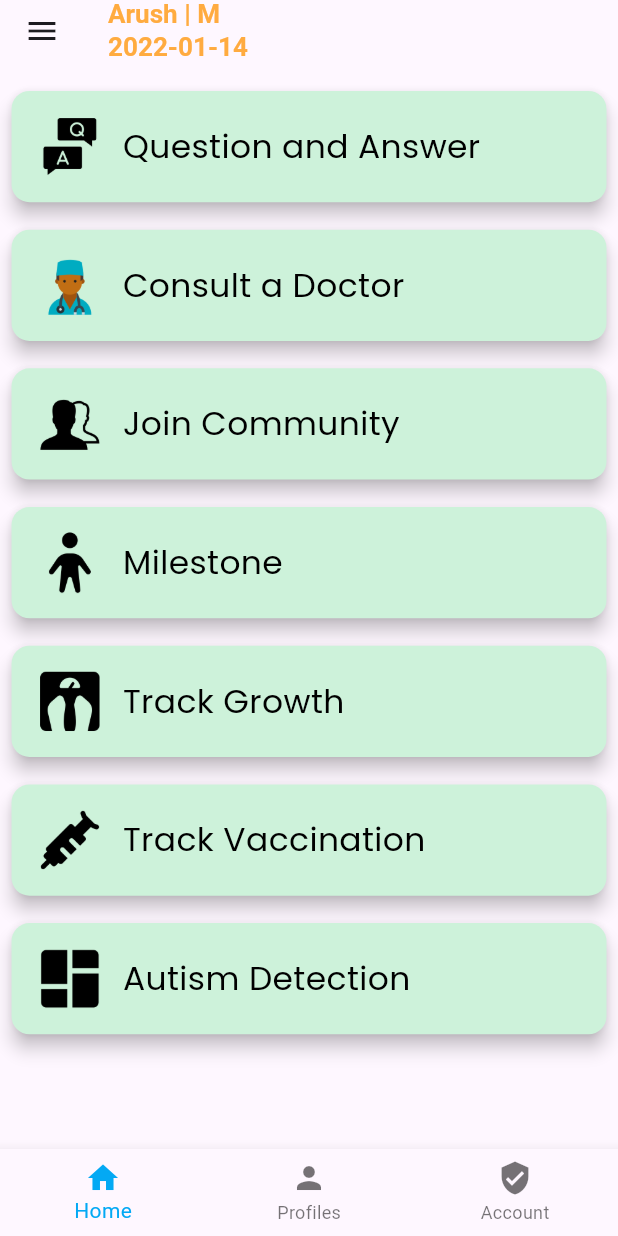
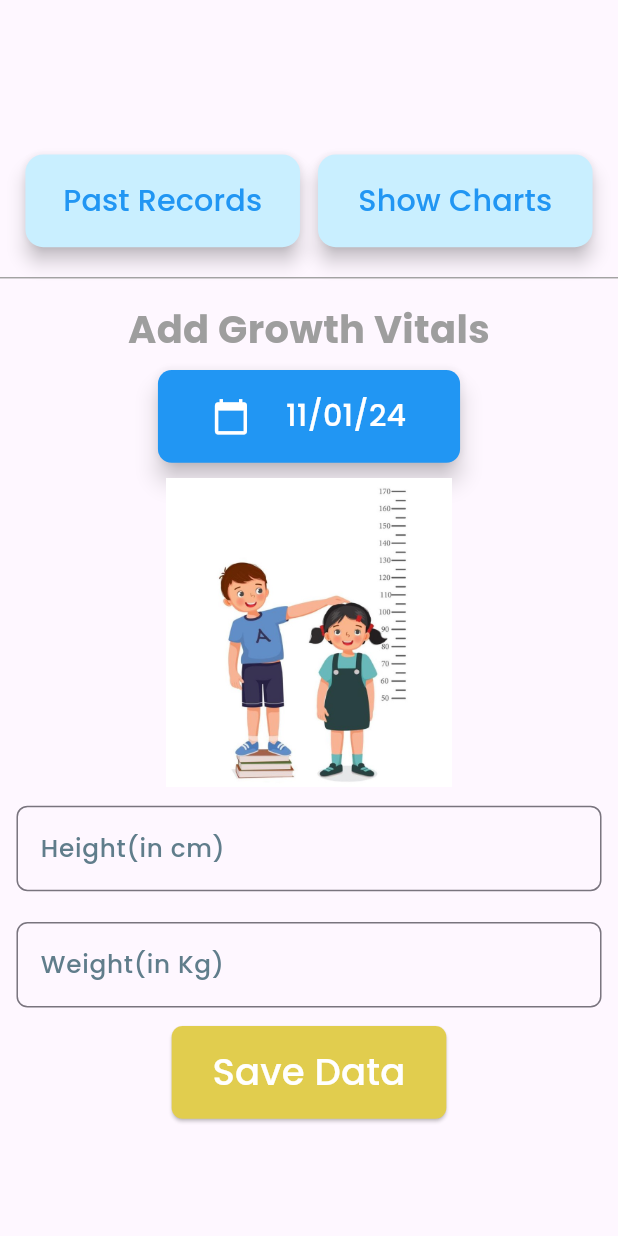
Before and after one commit to arush-shri/babynamaRecreation, a Flutter app: the screen it shows after launch, after a tap on "Track Growth", on a phone screen of 412 x 824 dp. Run offline on Flutter 3.47's test engine with Material 3 defaults, Android fonts, the light colour scheme and no system bars; our stand-ins replace flutter_screenutil, google_fonts.

Commit message:
history track page done

```diff
--- a/lib/file_handler.dart
+++ b/lib/file_handler.dart
@@ -16,6 +16,11 @@ class FileHandler{
   Future<File> get _localFile async {
     final path = await _localPath;
     return File('$path/childDetail.json');
+  }
+
+  Future<File> get _localFileGrowth async {
+    final path = await _localPath;
+    return File('$path/childGrowthTTT.json');
   }
 
   Future<void> createFile() async {
@@ -164,7 +169,39 @@ class FileHandler{
 
   Future<void> storeFile(List<Map<String, dynamic>> vaccineData) async {
     File file = await _localFile;
-    print(vaccineData);
     await file.writeAsString(jsonEncode(vaccineData), mode: FileMode.write);
   }
+
+  Future<void> storeGrowthFile(String date, String height, String weight) async {
+    File file = await _localFileGrowth;
+    final data = {
+      "date" : date,
+      "height" : height,
+      "weight" : weight
+    };
+    print("AAAAAAAAAAAAAAAAAAAAAAAAAAAAAAAAAAAAAAAAAAAAAAAAAAAAAAAA");
+    print(data);
+    await file.writeAsString(jsonEncode(data), mode: FileMode.append);
+  }
+
+  Future<List<Map<String, dynamic>>> getGrowthData() async {
+    File file = await _localFileGrowth;
+    if(await file.exists()){
+      final jsonData = await file.readAsString();
+      List<dynamic> data = [];
+      List<String> jsonObjects = jsonData.split("}{");
+      for (String historyData in jsonObjects){
+        if(historyData[0] != '{'){
+          historyData = "{$historyData";
+        }
+        if(historyData[historyData.length-1] != '}'){
+          historyData = "$historyData}";
+        }
+        Map<String, dynamic> decodedData = json.decode(historyData);
+        data.add(decodedData);
+      }
+      return data.cast<Map<String, dynamic>>().toList();
+    }
+    return [];
+  }
 }
--- /dev/null
+++ b/lib/growth_page.dart
@@ -0,0 +1,281 @@
+import 'package:babynama/file_handler.dart';
+import 'package:flutter/cupertino.dart';
+import 'package:flutter/material.dart';
+import 'package:flutter/services.dart';
+import 'package:flutter_screenutil/flutter_screenutil.dart';
+import 'package:google_fonts/google_fonts.dart';
+import 'package:intl/intl.dart';
+
+class TrackGrowthPage extends StatefulWidget {
+  const TrackGrowthPage({super.key});
+
+  @override
+  State<TrackGrowthPage> createState() => _TrackGrowthPageState();
+}
+
+class _TrackGrowthPageState extends State<TrackGrowthPage> {
+
+  String datePicked = DateFormat("dd/MM/yy").format(DateTime.now());
+  String height = "";
+  String weight = "";
+  late List<Map<String, dynamic>> growtHistory;
+
+  void getGrowth() async {
+    growtHistory = await FileHandler().getGrowthData();
+  }
+
+  @override
+  void initState() {
+    getGrowth();
+    super.initState();
+  }
+
+  @override
+  Widget build(BuildContext context) {
+    return ScreenUtilInit(
+      designSize: const Size(450, 800),
+      builder: (context, child){
+        return Scaffold(
+          resizeToAvoidBottomInset: false,
+          body: Column(
+            children: [
+              SizedBox(height: 100.h,),
+              Padding(
+                padding: EdgeInsets.symmetric(horizontal: 12.w),
+                child: Row(
+                  mainAxisAlignment: MainAxisAlignment.spaceAround,
+                  children: [
+                    ElevatedButton(
+                      style: ElevatedButton.styleFrom(
+                        elevation: 5.h,
+                          backgroundColor: const Color(0xffc9efff),
+                          shape: RoundedRectangleBorder(
+                              borderRadius: BorderRadius.circular(13.w)
+                          ),
+                          fixedSize: Size(200.w, 60.h)
+                      ),
+                      onPressed: (){},
+                      child: Text(
+                        'Past Records',
+                        style: GoogleFonts.poppins(
+                          textStyle: TextStyle(
+                            fontSize: 22.sp,
+                            color: Colors.blue,
+                            fontWeight: FontWeight.w500,
+                          ),
+                        ),
+                        textAlign: TextAlign.center,
+                      ),
+                    ),
+                    ElevatedButton(
+                      style: ElevatedButton.styleFrom(
+                        elevation: 5.h,
+                          backgroundColor: const Color(0xffc9efff),
+                          shape: RoundedRectangleBorder(
+                              borderRadius: BorderRadius.circular(13.w)
+                          ),
+                          fixedSize: Size(200.w, 60.h)
+                      ),
+                      onPressed: (){},
+                      child: Text(
+                        'Show Charts',
+                        style: GoogleFonts.poppins(
+                          textStyle: TextStyle(
+                            fontSize: 22.sp,
+                            color: Colors.blue,
+                            fontWeight: FontWeight.w500,
+                          ),
+                        ),
+                        textAlign: TextAlign.center,
+                      ),
+                    ),
+                  ],
+                ),
+              ),
+              SizedBox(height: 12.h,),
+              Divider(
+                thickness: 1.w,
+                color: Colors.grey,
+              ),
+              SizedBox(height: 8.h,),
+              Text(
+                'Add Growth Vitals',
+                style: GoogleFonts.poppins(
+                  textStyle: TextStyle(
+                    fontSize: 28.sp,
+                    color: Colors.grey,
+                    fontWeight: FontWeight.w700,
+                  ),
+                ),
+                textAlign: TextAlign.center,
+              ),
+              SizedBox(height: 8.h,),
+              ElevatedButton(
+                style: ElevatedButton.styleFrom(
+                  elevation: 6.h,
+                  backgroundColor: Colors.blue,
+                    fixedSize: Size(220.w, 60.h),
+                  shape: RoundedRectangleBorder(
+                    borderRadius: BorderRadius.circular(10.w)
+                  )
+                ),
+                  onPressed: () async {
+                    DateTime selectedDate = DateTime(2024, 1, 1);
+                    await showDialog(
+                      context: context,
+                      builder: (BuildContext builder) {
+                        return AlertDialog(
+                          content: SizedBox(
+                            height: 200.h,
+                            child: CupertinoDatePicker(
+                              mode: CupertinoDatePickerMode.date,
+                              initialDateTime: selectedDate,
+                              onDateTimeChanged: (DateTime newDateTime) {
+                                setState(() {
+                                  selectedDate = newDateTime;
+                                });
+                              },
+                            ),
+                          ),
+                          actions: <Widget>[
+                            TextButton(
+                              onPressed: () {
+                                Navigator.of(context).pop();
+                              },
+                              child: Text(
+                                'Cancel',
+                                style: GoogleFonts.poppins(
+                                  textStyle: TextStyle(
+                                    fontSize: 22.sp,
+                                    color: Colors.orangeAccent,
+                                    fontWeight: FontWeight.w500,
+                                  ),
+                                ),
+                                textAlign: TextAlign.center,
+                              ),
+                            ),
+                            TextButton(
+                              onPressed: () {
+                                setState(() {
+                                  datePicked = DateFormat("dd/MM/yy").format(selectedDate);
+                                });
+                                Navigator.of(context).pop();
+                              },
+                              child: Text(
+                                'Ok',
+                                style: GoogleFonts.poppins(
+                                  textStyle: TextStyle(
+                                    fontSize: 22.sp,
+                                    color: Colors.orangeAccent,
+                                    fontWeight: FontWeight.w500,
+                                  ),
+                                ),
+                                textAlign: TextAlign.center,
+                              ),
+                            ),
+                          ],
+                        );
+                      },
+                    );
+                  },
+                  child: Row(
+                    mainAxisAlignment: MainAxisAlignment.spaceAround,
+                    children: [
+                      Icon(Icons.calendar_today, color: Colors.white, size: 28.w,),
+                      Text(
+                        datePicked,
+                        style: GoogleFonts.poppins(
+                          textStyle: TextStyle(
+                            fontSize: 22.sp,
+                            color: Colors.white,
+                            fontWeight: FontWeight.w500,
+                          ),
+                        ),
+                        textAlign: TextAlign.center,
+                      )
+                    ],
+                  ),
+              ),
+              SizedBox(height: 10.h,),
+              Image.asset(
+                  "images/growth.jpg",
+                height: 200.h,
+              ),
+              Padding(
+                  padding: EdgeInsets.symmetric(horizontal: 12.w, vertical: 12.h),
+                child: Column(
+                  children: [
+                    TextField(
+                      decoration: InputDecoration(
+                          hintText: "Height(in cm)",
+                          hintStyle: GoogleFonts.poppins(
+                            textStyle: TextStyle(
+                              fontSize: 18.sp,
+                              color: Colors.blueGrey,
+                              fontWeight: FontWeight.w500,
+                            ),
+                          ),
+                          border: OutlineInputBorder(
+                              borderRadius: BorderRadius.circular(8.w)
+                          )
+                      ),
+                      maxLines: 1,
+                      keyboardType: TextInputType.number,
+                      onChanged: (String heightInput){
+                        height = heightInput;
+                      },
+                    ),
+                    SizedBox(height: 20.h,),
+                    TextField(
+                      decoration: InputDecoration(
+                          hintText: "Weight(in Kg)",
+                          hintStyle: GoogleFonts.poppins(
+                            textStyle: TextStyle(
+                              fontSize: 18.sp,
+                              color: Colors.blueGrey,
+                              fontWeight: FontWeight.w500,
+                            ),
+                          ),
+                          border: OutlineInputBorder(
+                              borderRadius: BorderRadius.circular(8.w)
+                          )
+                      ),
+                      maxLines: 1,
+                      keyboardType: TextInputType.number,
+                      onChanged: (String weightInput){
+                        weight = weightInput;
+                      },
+                    ),
+                  ],
+                ),
+              ),
+              ElevatedButton(
+                style: ElevatedButton.styleFrom(
+                  backgroundColor: const Color(0xFFE1CD4E),
+                  shape: RoundedRectangleBorder(
+                    borderRadius: BorderRadius.circular(8.w),
+                  ),
+                  fixedSize: Size(200.w, 60.h)
+                ),
+                  onPressed: (){
+                  FileHandler().storeGrowthFile(datePicked, height, weight);
+                  },
+                  child: Text(
+                    'Save Data',
+                    style: GoogleFonts.poppins(
+                      textStyle: TextStyle(
+                        fontSize: 27.sp,
+                        color: Colors.white,
+                        fontWeight: FontWeight.w500,
+                      ),
+                    ),
+                    textAlign: TextAlign.center,
+                  ),
+              ),
+            ],
+          ),
+        );
+      },
+    );
+  }
+}
--- a/lib/main.dart
+++ b/lib/main.dart
@@ -1,6 +1,7 @@
 import 'package:babynama/autism_test_page.dart';
 import 'package:babynama/consult_page.dart';
 import 'package:babynama/file_handler.dart';
+import 'package:babynama/growth_page.dart';
 import 'package:babynama/qna_page.dart';
 import 'package:babynama/vaccine_page.dart';
 import 'package:flutter/material.dart';
@@ -192,7 +193,12 @@ class _MyAppState extends State<MyApp> {
                       title: 'Track Growth',
                       imageString: 'images/growth.png',
                       onPressed: () {
-                        // Add logic for Track Growth
+                        Navigator.push(
+                          context,
+                          MaterialPageRoute(
+                            builder: (context) => const TrackGrowthPage(),
+                          ),
+                        );
                       },
                       cardColor: Colors.blueAccent,
                     ),
--- a/pubspec.yaml
+++ b/pubspec.yaml
@@ -38,6 +38,7 @@ dependencies:
   google_fonts: ^6.1.0
   flutter_screenutil: ^5.9.0
   path_provider: ^2.1.2
+  intl: ^0.17.0
 
 dev_dependencies:
   flutter_test:
```
Also changed, not shown: lib/vaccine_page.dart (+37 -2 lines), images/growth.jpg (added), pubspec.lock.
